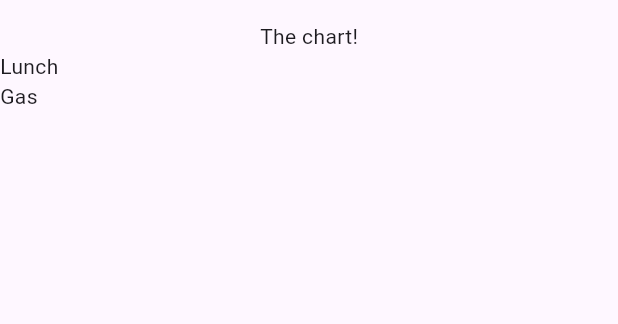
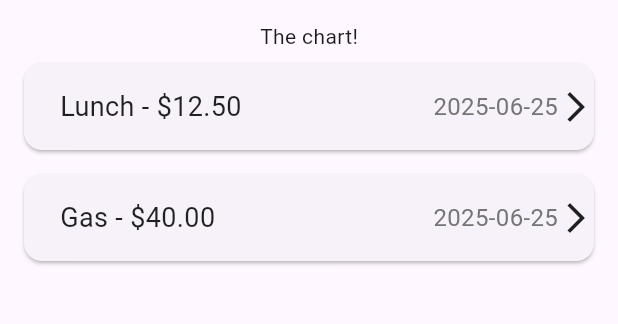
Before and after one commit to NourEldeenAli42/Expense_Tracker, a Flutter app: the screen it shows after launch, on a phone screen of 412 x 824 dp, the part 63-387 px from its top. Run offline on Flutter 3.47's test engine with Material 3 defaults, Android fonts, the phone set to English and light mode, and no system bars.

Commit message:
Update expense item display and metadata revisions

```diff
--- a/lib/Widgets/expenses_list/expense_item.dart
+++ b/lib/Widgets/expenses_list/expense_item.dart
@@ -9,12 +9,36 @@ class ExpenseItem extends StatelessWidget{
   Widget build(BuildContext context) {
     return Card(
       margin: const EdgeInsets.symmetric(vertical: 8, horizontal: 16),
-      child: Text(
-        'Hello - \$${expense.amount.toStringAsFixed(2)}',
-        style: TextStyle(
-          fontSize: 18,
-          color: Colors.black87,
-        ),
+      child: Row(
+        children: [
+          Padding(
+            padding: const EdgeInsets.symmetric(vertical: 16, horizontal: 24),
+            child: Text(
+              '${expense.title} - \$${expense.amount.toStringAsFixed(2)}',
+              style: TextStyle(
+                fontSize: 18,
+                color: Colors.black87,
+              ),
+            ),
+          ),
+          const Spacer(),
+          Row(
+            children: [
+              Text(
+                expense.date.toLocal().toString().split(' ')[0],
+                style: TextStyle(
+                  fontSize: 16,
+                  color: Colors.grey[600],
+                ),
+              ),
+              const SizedBox(height: 4),
+              Icon(
+                Icons.arrow_forward_ios,
+                size: 24,
+              ),
+            ],
+          )
+        ],
       ),
     );
   }
--- a/lib/Widgets/expenses_list/expenses_list.dart
+++ b/lib/Widgets/expenses_list/expenses_list.dart
@@ -1,11 +1,11 @@
-import 'package:expenses/models/expense.dart';
+import 'package:expenses/Widgets/expenses_list/expense_item.dart';
 import 'package:flutter/material.dart';
 
 class ExpensesList extends StatelessWidget{
   const ExpensesList({super.key, required this.expenses});
-  final List<Expense> expenses;
+  final List<ExpenseItem> expenses;
   @override
   Widget build(BuildContext context) {
-    return ListView.builder(itemCount: expenses.length,itemBuilder: (ctx,index) => Text(expenses[index].title ),);
+    return ListView.builder(itemCount: expenses.length,itemBuilder: (ctx,index) => expenses[index],);
   }
 }
--- a/lib/expenses.dart
+++ b/lib/expenses.dart
@@ -1,3 +1,4 @@
+import 'package:expenses/Widgets/expenses_list/expense_item.dart';
 import 'package:expenses/Widgets/expenses_list/expenses_list.dart';
 import 'package:expenses/models/expense.dart';
 import 'package:flutter/material.dart';
@@ -12,22 +13,22 @@ class Expenses extends StatefulWidget{
   }
 }
 class _ExpensesState extends State<Expenses> {
-  final List<Expense> _registeredExpenses = [
-    // Example expenses
-    Expense(
+  final List<ExpenseItem> _registeredExpenses = [
+    ExpenseItem(Expense(
       category: Category.food,
       icon: Icon(Icons.fastfood),
       title: 'Lunch',
       date: DateTime.now(),
       amount: 12.50,
-    ),
-    Expense(
+    ))
+    , ExpenseItem(Expense(
       category: Category.travel,
       icon: Icon(Icons.directions_car),
       title: 'Gas',
       date: DateTime.now(),
       amount: 40.00,
-    ),
+    )),
+
   ];
 
   @override
--- a/pubspec.yaml
+++ b/pubspec.yaml
@@ -45,7 +45,7 @@ dev_dependencies:
   # activated in the `analysis_options.yaml` file located at the root of your
   # package. See that file for information about deactivating specific lint
   # rules and activating additional ones.
-  flutter_lints: ^5.0.0
+  flutter_lints: ^6.0.0
 
 # For information on the generic Dart part of this file, see the
 # following page: https://dart.dev/tools/pub/pubspec
```
Also changed, not shown: lib/main.dart (line endings or trailing spaces), pubspec.lock, 1 other file.
